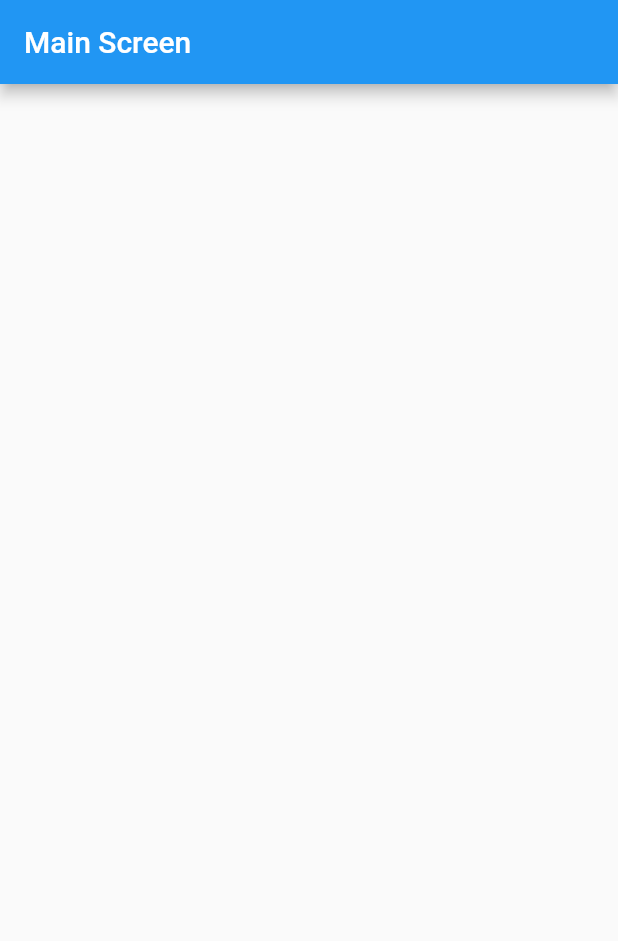
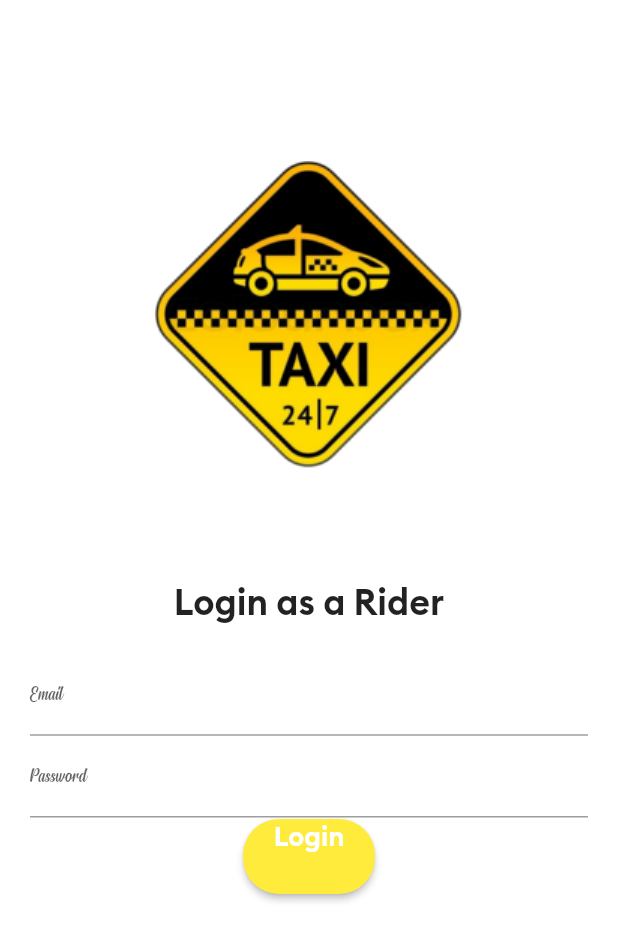
Before and after one commit to aosunbiyi/Ride-App, a Flutter app: the screen it shows after launch, on a phone screen of 412 x 824 dp. Shown: the top 941 px of the screen. Run offline on Flutter 3.47's test engine with Material 2 defaults, Android fonts, the phone set to English and light mode, and no system bars.

Commit message:
Implementation of Login Page

```diff
--- /dev/null
+++ b/lib/AllScreens/loginScreen.dart
@@ -0,0 +1,97 @@
+import 'package:flutter/material.dart';
+
+class LoginScreen extends StatelessWidget {
+  @override
+  Widget build(BuildContext context) {
+    return Scaffold(
+      backgroundColor: Colors.white,
+      body: Column(
+        children: [
+          SizedBox(
+            height: 35.0,
+          ),
+          Image(
+            image: AssetImage('images/logo.png'),
+            width: 390.0,
+            height: 350.0,
+            alignment: Alignment.center,
+          ),
+          SizedBox(
+            height: 1.0,
+          ),
+          Text(
+            'Login as a Rider',
+            style: TextStyle(fontSize: 24.0, fontFamily: 'Brand Bold'),
+            textAlign: TextAlign.center,
+          ),
+          Padding(
+            padding: EdgeInsets.all(20.0),
+            child: Column(
+              children: [
+                SizedBox(
+                  height: 1.0,
+                ),
+                TextField(
+                  keyboardType: TextInputType.emailAddress,
+                  decoration: InputDecoration(
+                    labelText: "Email",
+                    labelStyle: TextStyle(
+                      fontSize: 14.0,
+                    ),
+                    hintStyle: TextStyle(
+                      color: Colors.grey,
+                      fontSize: 10.0,
+                    ),
+                  ),
+                  style: TextStyle(
+                    fontSize: 14.0,
+                  ),
+                ),
+                SizedBox(
+                  height: 1.0,
+                ),
+                TextField(
+                  obscureText: true,
+                  decoration: InputDecoration(
+                    labelText: "Password",
+                    labelStyle: TextStyle(
+                      fontSize: 14.0,
+                    ),
+                    hintStyle: TextStyle(
+                      color: Colors.grey,
+                      fontSize: 10.0,
+                    ),
+                  ),
+                  style: TextStyle(
+                    fontSize: 14.0,
+                  ),
+                ),
+                SizedBox(
+                  height: 1.0,
+                ),
+                RaisedButton(
+                  onPressed: () {
+                    print("Login Button Clicked!");
+                  },
+                  color: Colors.yellow,
+                  textColor: Colors.white,
+                  child: Container(
+                    height: 50.0,
+                    child: Text(
+                      "Login",
+                      style:
+                          TextStyle(fontSize: 18.0, fontFamily: "Brand Bold"),
+                    ),
+                  ),
+                  shape: new RoundedRectangleBorder(
+                    borderRadius: new BorderRadius.circular(24.0),
+                  ),
+                )
+              ],
+            ),
+          )
+        ],
+      ),
+    );
+  }
+}
--- a/lib/main.dart
+++ b/lib/main.dart
@@ -1,4 +1,5 @@
 import 'package:flutter/material.dart';
+import 'package:rider_ap/AllScreens/loginScreen.dart';
 import 'package:rider_ap/AllScreens/mainscreen.dart';
 
 void main() {
@@ -12,11 +13,13 @@ class MyApp extends StatelessWidget {
   @override
   Widget build(BuildContext context) {
     return MaterialApp(
-      title: 'Flutter Demo',
+      title: 'Taxi Rider App',
       theme: ThemeData(
         primarySwatch: Colors.blue,
+        visualDensity: VisualDensity.adaptivePlatformDensity,
+        fontFamily: 'Signatra'
       ),
-      home:  MainScreen(),
+      home:  LoginScreen(),
       debugShowCheckedModeBanner: false,
     );
   }
--- a/pubspec.yaml
+++ b/pubspec.yaml
@@ -85,7 +85,7 @@ flutter:
   # "family" key with the font family name, and a "fonts" key with a
   # list giving the asset and other descriptors for the font. For
   # example:
-   fonts:
+  fonts:
      - family: Signatra
        fonts:
          - asset: fonts/Signatra.ttf
```
